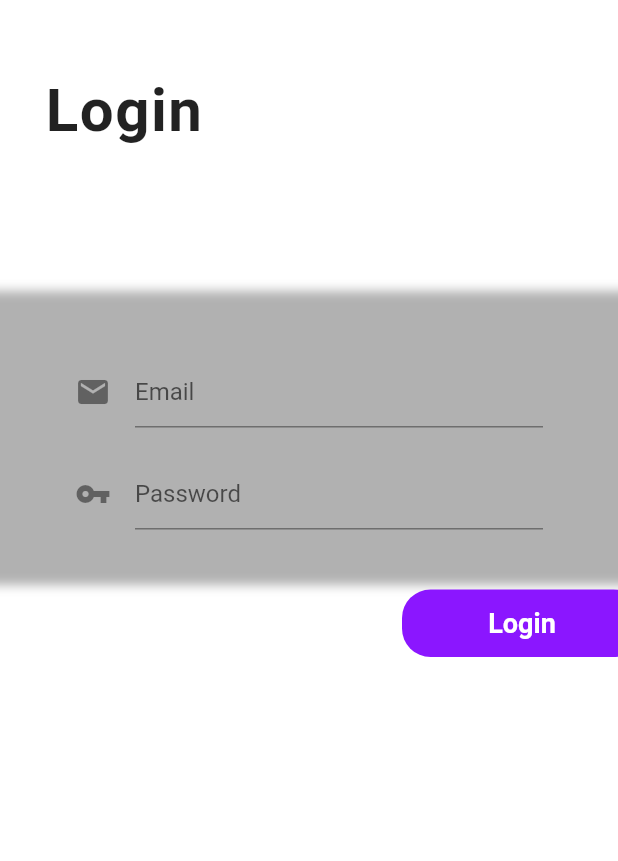
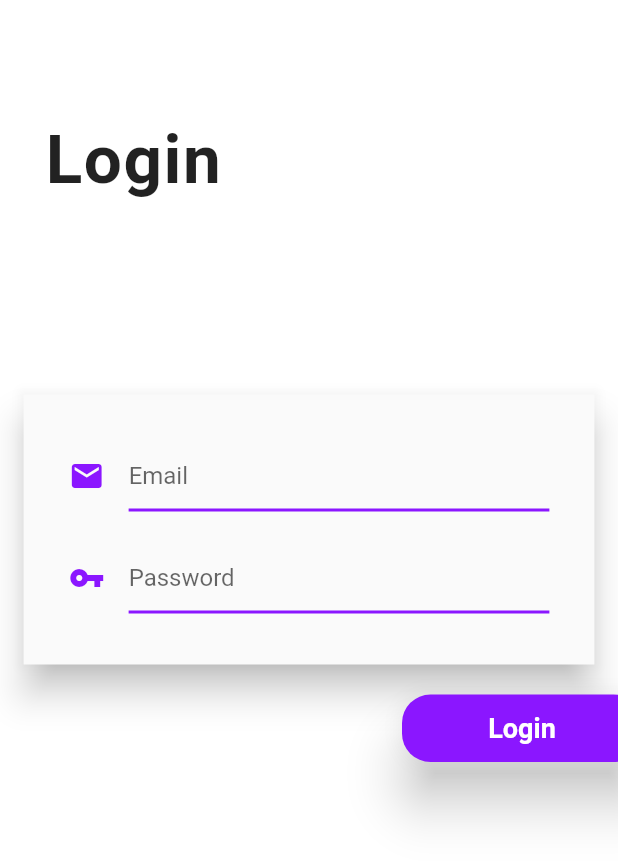
Before and after one commit to 0xivanov/pocket-piano, a Flutter app: the screen it shows after launch, on a phone screen of 412 x 824 dp. Shown: the top 861 px of the screen. Run offline on Flutter 3.47's test engine with Material 2 defaults, Android fonts, the phone set to English and light mode, and no system bars; our stand-ins replace firebase_auth; accounts and stored records are empty.

Commit message:
another change

```diff
--- a/pocket_piano/lib/Screens/Authenticate/Login.dart
+++ b/pocket_piano/lib/Screens/Authenticate/Login.dart
@@ -23,11 +23,11 @@ class _LoginState extends State<Login> {
         children: <Widget>[
           SafeArea(
             child: Container(
-              padding: EdgeInsets.symmetric(vertical: 50.0, horizontal: 30.0),
+              padding: EdgeInsets.symmetric(vertical: 80.0, horizontal: 30.0),
               child: Text(
                 "Login",
                 style: TextStyle(
-                  fontSize: 40.0,
+                  fontSize: 45.0,
                   letterSpacing: 1.0,
                   fontWeight: FontWeight.bold
                 ),
@@ -35,20 +35,19 @@ class _LoginState extends State<Login> {
             ),
           ),
           SizedBox(height: 50.0,),
-          Container(
-            decoration: BoxDecoration(
-              boxShadow: [BoxShadow(
-                color: Colors.grey.withOpacity(0.8),
-                spreadRadius: 10,
-                blurRadius: 5,
-                offset: Offset(0, 7), // changes position of shadow
-              )]
-            ),
-            padding: EdgeInsets.symmetric(vertical: 20.0, horizontal: 50.0),
+          Row(
+            mainAxisAlignment: MainAxisAlignment.center,
+            children: <Widget>[
+              Material(
+                elevation: 10.0,
+                child: Container(
+                  height: 180.0,
+                  width: 380.5,
+                  padding: EdgeInsets.symmetric(vertical: 20.0, horizontal: 30.0),
                   child: Form(
                     child: Column(
                       children: <Widget>[
-                  SizedBox(height: 20.0),
+                        SizedBox(height: 10.0),
                         TextFormField(
                           onChanged: (value) {
                             setState(() {
@@ -57,9 +56,15 @@ class _LoginState extends State<Login> {
                           },
                           decoration: InputDecoration(
                             hintText: "Email",
+                            enabledBorder: UnderlineInputBorder(
+                              borderSide: BorderSide(
+                                color: Color(0xff8B16FF),
+                                width: 2.0,
+                              ),
+                            ),
                             icon: Icon(
                               Icons.email,
-
+                              color: Color(0xff8B16FF),
                             )
                           ),
                         ),
@@ -73,14 +78,24 @@ class _LoginState extends State<Login> {
                           },
                           decoration: InputDecoration(
                             hintText: "Password",
+                            enabledBorder: UnderlineInputBorder(
+                              borderSide: BorderSide(
+                                color: Color(0xff8B16FF),
+                                width: 2.0,
+                              ),
+                            ),
                             icon: Icon(
-                        Icons.vpn_key
+                              Icons.vpn_key,
+                              color: Color(0xff8B16FF),
                             )
                           ),
                         )
                       ],
                     ),
                   ),
+                ),
+              ),
+            ],
           ),
           SizedBox(height: 20.0,),
           Row(
@@ -94,7 +109,8 @@ class _LoginState extends State<Login> {
                   child: Container(
                     height: 45.0,
                     width: 160.0,
-                    child: FlatButton(
+                    child: RaisedButton(
+                      elevation: 15.0,
                       shape: RoundedRectangleBorder(
                         borderRadius: new BorderRadius.circular(19.0),
                       ),
```
Lines whose indentation alone changed are shown as unchanged.
